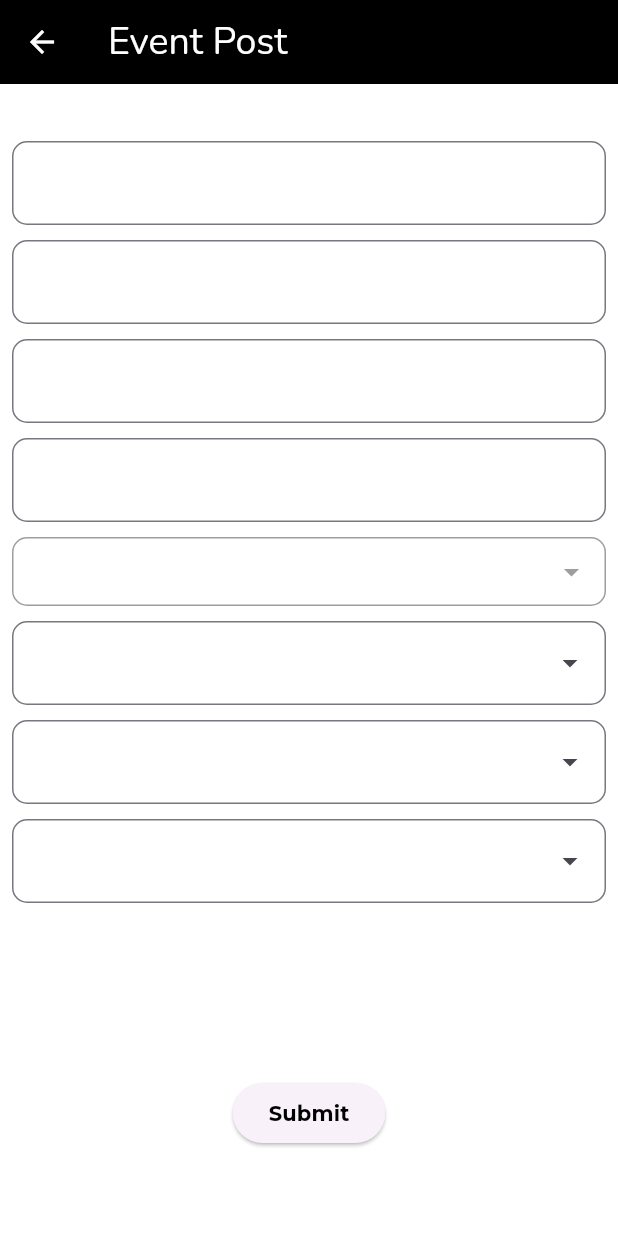
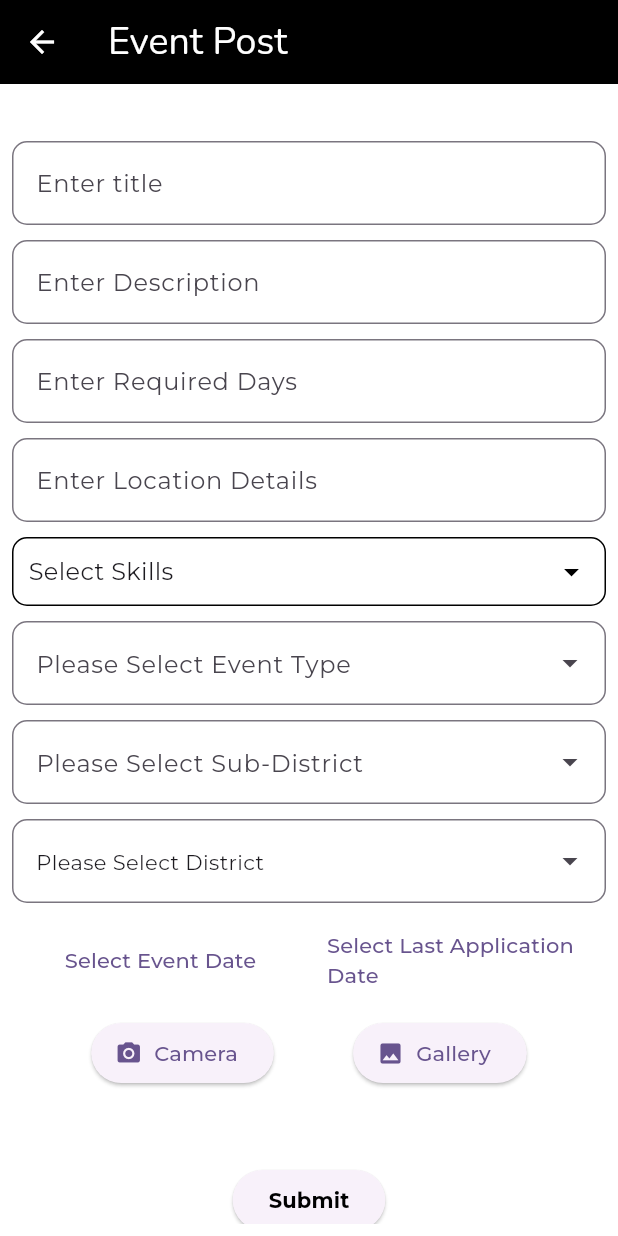
Before and after one commit to jhalto/sahayagi, a Flutter app: the EventPost screen opened directly, on a phone screen of 412 x 824 dp. Run offline on Flutter 3.47's test engine with Material 3 defaults, Android fonts, the light colour scheme and no system bars; drawn by our look-alikes of dropdown_search, multi_select_flutter; our stand-ins replace cloud_firestore, convex_bottom_bar, firebase_auth, firebase_core, firebase_messaging, firebase_storage and 9 more; missing offline and left inert: app_settings; accounts and stored records are empty; network calls fail; key blocks and very long unbroken strings in the code were emptied for the run.

Commit message:
improve design

```diff
--- a/lib/screens/event_post.dart
+++ b/lib/screens/event_post.dart
@@ -1,11 +1,14 @@
+import 'dart:io';
+
 import 'package:cloud_firestore/cloud_firestore.dart';
 import 'package:dropdown_search/dropdown_search.dart';
 import 'package:firebase_auth/firebase_auth.dart';
 import 'package:flutter/material.dart';
+import 'package:image_picker/image_picker.dart';
 import 'package:intl/intl.dart';
 import 'package:multi_select_flutter/dialog/multi_select_dialog_field.dart';
 import 'package:multi_select_flutter/util/multi_select_item.dart';
-import 'package:sahayagi/helpers/notification_helper.dart';  // Make sure to import the NotificationHelper
+import 'package:sahayagi/helpers/notification_helper.dart'; // Make sure to import the NotificationHelper
 import 'package:sahayagi/models/events_model.dart';
 import 'package:sahayagi/models/location_model.dart';
 import 'package:sahayagi/models/user_models.dart';
@@ -30,6 +33,7 @@ class _EventPostState extends State<EventPost> {
   String? _selectedDistrict;
   DateTime? _eventDate;
   DateTime? _lastApplicationDate;
+  File? _imageFile;
 
   bool _isLoading = false;
 
@@ -74,6 +78,8 @@ class _EventPostState extends State<EventPost> {
         'event_date': _eventDate,
         'last_application_date': _lastApplicationDate,
         'timestamp': FieldValue.serverTimestamp(),
+        // Add image URL if an image was selected
+        'image_url': _imageFile != null ? await _uploadImage(_imageFile!) : null,
       });
 
       ScaffoldMessenger.of(context).showSnackBar(SnackBar(content: Text('Event added successfully')));
@@ -90,6 +96,12 @@ class _EventPostState extends State<EventPost> {
         _isLoading = false;
       });
     }
+  }
+
+  Future<String> _uploadImage(File imageFile) async {
+    // Implement the image upload logic here
+    // You can use Firebase Storage to upload the image and return the download URL
+    return ''; // Return the download URL of the uploaded image
   }
 
   Future<void> _sendNotificationToMatchingUsers(String eventId) async {
@@ -140,6 +152,7 @@ class _EventPostState extends State<EventPost> {
       _selectedDistrict = null;
       _eventDate = null;
       _lastApplicationDate = null;
+      _imageFile = null;
     });
   }
 
@@ -152,6 +165,17 @@ class _EventPostState extends State<EventPost> {
     );
     if (picked != null) {
       onDateSelected(picked);
+    }
+  }
+
+  Future<void> _pickImage(ImageSource source) async {
+    final picker = ImagePicker();
+    final pickedFile = await picker.pickImage(source: source);
+
+    if (pickedFile != null) {
+      setState(() {
+        _imageFile = File(pickedFile.path);
+      });
     }
   }
 
@@ -175,12 +199,12 @@ class _EventPostState extends State<EventPost> {
                   controller: _titleController,
                   decoration: InputDecoration(
                     hintText: 'Enter title',
-                    hintStyle: TextStyle(color: Colors.white,),
+
                     border: OutlineInputBorder(
                       borderRadius: BorderRadius.circular(10),
                     ),
                   ),
-                  style: TextStyle(color: Colors.white),
+
                   validator: (value) {
                     if (value == null || value.isEmpty) {
                       return 'Please enter a title';
@@ -193,12 +217,12 @@ class _EventPostState extends State<EventPost> {
                   controller: _descriptionController,
                   decoration: InputDecoration(
                     hintText: 'Enter Description',
-                    hintStyle: TextStyle(color: Colors.white,),
+
                     border: OutlineInputBorder(
                       borderRadius: BorderRadius.circular(10),
                     ),
                   ),
-                  style: TextStyle(color: Colors.white),
+
                   validator: (value) {
                     if (value == null || value.isEmpty) {
                       return 'Please enter a description';
@@ -211,12 +235,12 @@ class _EventPostState extends State<EventPost> {
                   controller: _requiredDayController,
                   decoration: InputDecoration(
                     hintText: 'Enter Required Days',
-                    hintStyle: TextStyle(color: Colors.white,),
+
                     border: OutlineInputBorder(
                       borderRadius: BorderRadius.circular(10),
                     ),
                   ),
-                  style: TextStyle(color: Colors.white),
+
                   validator: (value) {
                     if (value == null || value.isEmpty) {
                       return 'Please enter the required days';
@@ -229,12 +253,12 @@ class _EventPostState extends State<EventPost> {
                   controller: _locationDetailController,
                   decoration: InputDecoration(
                     hintText: 'Enter Location Details',
-                    hintStyle: TextStyle(color: Colors.white,),
+
                     border: OutlineInputBorder(
                       borderRadius: BorderRadius.circular(10),
                     ),
                   ),
-                  style: TextStyle(color: Colors.white),
+
                   validator: (value) {
                     if (value == null || value.isEmpty) {
                       return 'Please enter location details';
@@ -250,18 +274,18 @@ class _EventPostState extends State<EventPost> {
                   selectedColor: texColorDark,
                   decoration: BoxDecoration(
                     border: Border.all(
-                      color: Colors.grey,
+                      color: Colors.black,
                     ),
                     borderRadius: BorderRadius.circular(10),
                   ),
                   buttonIcon: Icon(
                     Icons.arrow_drop_down,
-                    color: Colors.grey,
+                    color: Colors.black,
                   ),
                   buttonText: Text(
                     "Select Skills",
                     style: TextStyle(
-                      color: Colors.white,
+
                       fontSize: 16,
                     ),
                   ),
@@ -279,12 +303,12 @@ class _EventPostState extends State<EventPost> {
                   dropdownDecoratorProps: DropDownDecoratorProps(
                     dropdownSearchDecoration: InputDecoration(
                       hintText: "Please Select Event Type",
-                      hintStyle: TextStyle(color: Colors.white,),
+
                       border: OutlineInputBorder(
                         borderRadius: BorderRadius.circular(10),
                       ),
                     ),
-                    baseStyle: TextStyle(color: Colors.white),
+
                   ),
 
                   popupProps: PopupProps.menu(
@@ -309,12 +333,12 @@ class _EventPostState extends State<EventPost> {
                   dropdownDecoratorProps: DropDownDecoratorProps(
                     dropdownSearchDecoration: InputDecoration(
                       hintText: "Please Select Sub-District",
-                      hintStyle: TextStyle(color: Colors.white,),
+
                       border: OutlineInputBorder(
                         borderRadius: BorderRadius.circular(10),
                       ),
                     ),
-                    baseStyle: TextStyle(color: Colors.white),
+
                   ),
 
 
@@ -341,12 +365,11 @@ class _EventPostState extends State<EventPost> {
                   dropdownDecoratorProps: DropDownDecoratorProps(
                     dropdownSearchDecoration: InputDecoration(
                       hintText: "Please Select District",
-                      hintStyle: TextStyle(color: Colors.white,),
+
                       border: OutlineInputBorder(
                         borderRadius: BorderRadius.circular(10),
                       ),
                     ),
-                    baseStyle: TextStyle(color: Colors.white), // Set the selected text color to white
                   ),
                   popupProps: PopupProps.menu(
                     showSearchBox: true,
@@ -359,7 +382,7 @@ class _EventPostState extends State<EventPost> {
                   dropdownBuilder: (context, selectedItem) {
                     return Text(
                       selectedItem ?? "Please Select District",
-                      style: TextStyle(color: Colors.white),
+
                     );
                   },
                   validator: (value) {
@@ -381,7 +404,7 @@ class _EventPostState extends State<EventPost> {
                         }),
                         child: Text(_eventDate == null
                             ? 'Select Event Date'
-                            : DateFormat.yMd().format(_eventDate!),style: TextStyle(color: Colors.white,),),
+                            : DateFormat.yMd().format(_eventDate!),),
                       ),
                     ),
                     Expanded(
@@ -393,8 +416,31 @@ class _EventPostState extends State<EventPost> {
                         }),
                         child: Text(_lastApplicationDate == null
                             ? 'Select Last Application Date'
-                            : DateFormat.yMd().format(_lastApplicationDate!),style: TextStyle(color: Colors.white,),),
+                            : DateFormat.yMd().format(_lastApplicationDate!),),
                       ),
+                    ),
+                  ],
+                ),
+                const SizedBox(height: 10),
+                if (_imageFile != null) ...[
+                  Image.file(
+                    _imageFile!,
+                    height: 200,
+                  ),
+                  const SizedBox(height: 10),
+                ],
+                Row(
+                  mainAxisAlignment: MainAxisAlignment.spaceEvenly,
+                  children: [
+                    ElevatedButton.icon(
+                      onPressed: () => _pickImage(ImageSource.camera),
+                      icon: Icon(Icons.camera_alt),
+                      label: Text('Camera'),
+                    ),
+                    ElevatedButton.icon(
+                      onPressed: () => _pickImage(ImageSource.gallery),
+                      icon: Icon(Icons.photo),
+                      label: Text('Gallery'),
                     ),
                   ],
                 ),
--- a/lib/screens/manage_friends.dart
+++ b/lib/screens/manage_friends.dart
@@ -102,7 +102,7 @@ class _ManageFriendsPageState extends State<ManageFriendsPage> {
                   Map<String, dynamic> friendData =
                   snapshot.data!.data() as Map<String, dynamic>;
 
-                  String profilePic = friendData['profilePic'] ?? '';
+                  String profilePic = friendData['photoUrl'] ?? '';
                   String name = friendData['name'] ?? 'Unknown';
                   String email = friendData['email'] ?? 'No email';
 
```
Also changed, not shown: lib/screens/posted_events.dart (+7 -20 lines), lib/screens/user_profile.dart (+119 -39 lines), lib/widget/covex_bar.dart (+5 -5 lines).
